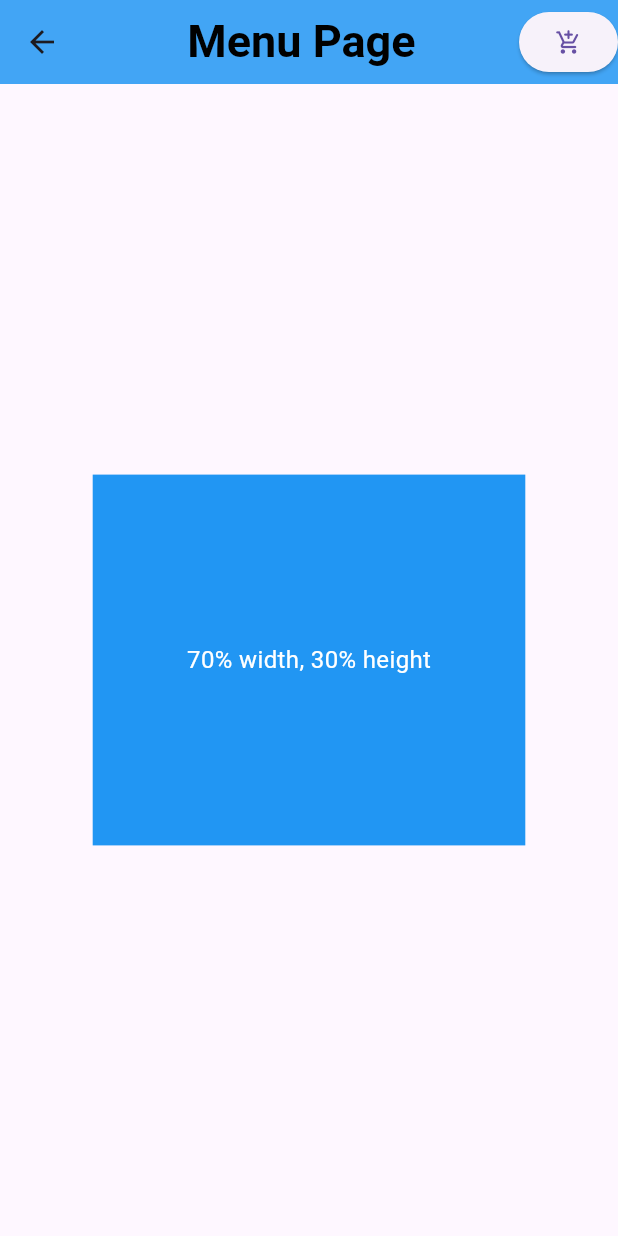
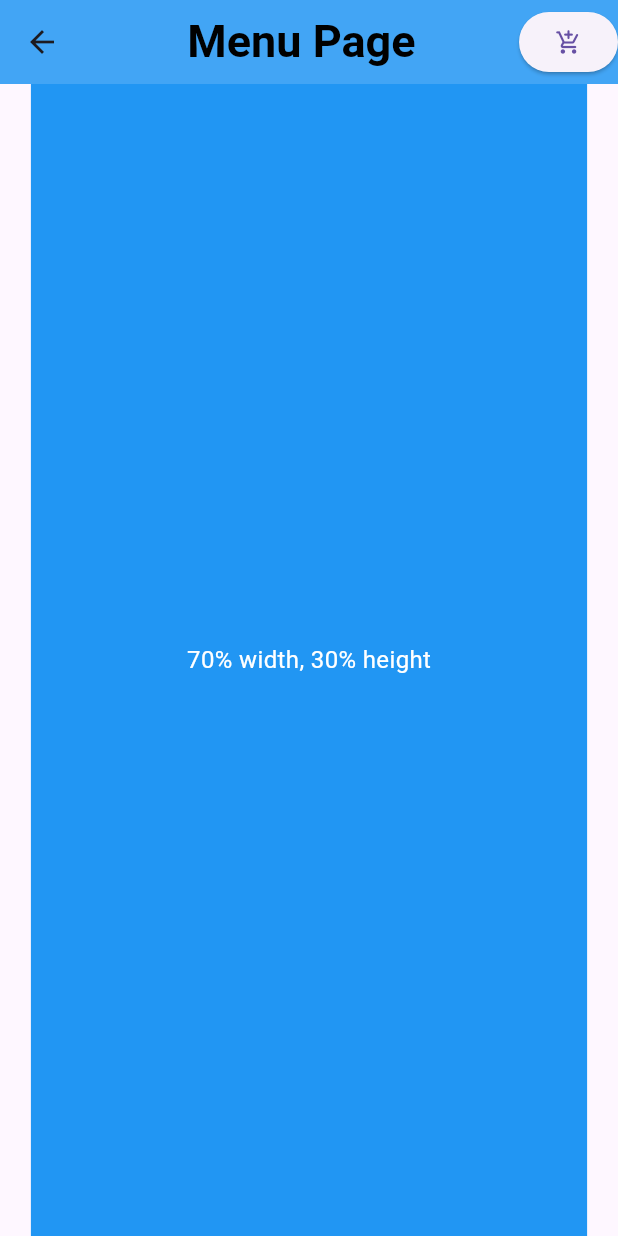
Before and after one commit to developermuhammadsharjeel/Flutter_Learning_Basics, a Flutter app: the Page2 screen opened directly, on a phone screen of 412 x 824 dp. Run offline on Flutter 3.47's test engine with Material 3 defaults, Android fonts, the phone set to English and light mode, and no system bars; our stand-ins replace math_expressions, shared_preferences; accounts and stored records are empty; Roboto replaces fonts that are missing (Times New Roman).

Commit message:
Addition of code/file

```diff
--- a/lib/extra/PizzaPage2.dart
+++ b/lib/extra/PizzaPage2.dart
@@ -44,8 +44,8 @@ class _Page2State extends State<Page2> {
       ),
       body: Center(
     child: Container(
-    width: screenWidth * 0.7,   // 70% of screen width
-      height: screenHeight * 0.3, // 30% of screen height
+    width: screenWidth * 0.9,   // 70% of screen width
+      height: screenHeight * 1, // 30% of screen height
       color: Colors.blue,
       child: Center(
         child: Text(
```
Also changed, not shown: lib/extra/PizaaPage3.dart (added).
